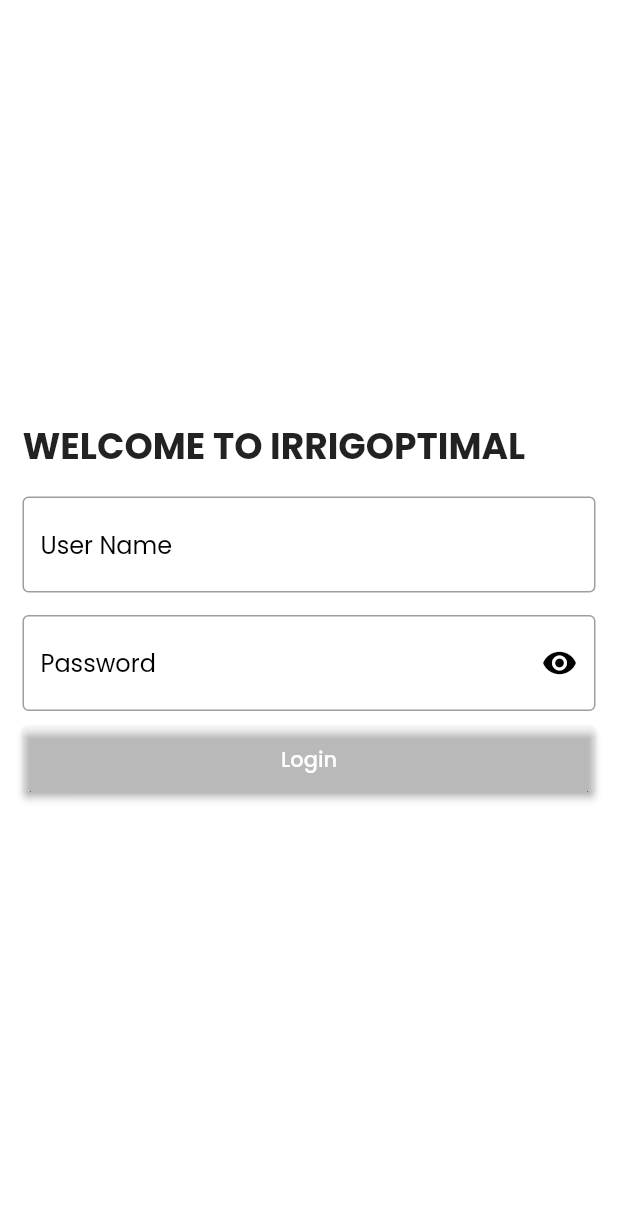
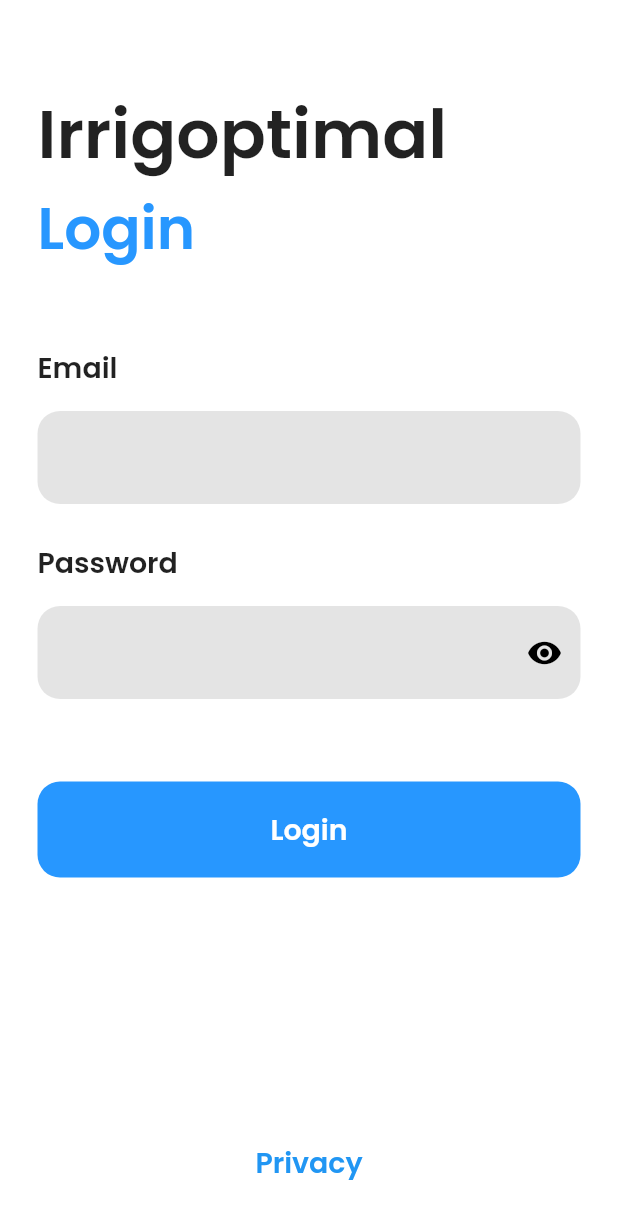
Before and after one commit to suleyman735/irrigoptimal, a Flutter app: the screen it shows after launch, on a phone screen of 412 x 824 dp. Shown: the top 1219 px of the screen. Run offline on Flutter 3.47's test engine with Material 2 defaults, Android fonts, the phone set to English and light mode, and no system bars.

Commit message:
Style dart

```diff
--- a/lib/Screens/login.dart
+++ b/lib/Screens/login.dart
@@ -1,10 +1,13 @@
 import 'package:flutter/material.dart';
+import 'package:irrigoptimal/constant/style.dart';
 
+import '../Widgets/button.dart';
 import '../Widgets/changescreen.dart';
 import '../Widgets/mylogin_password.dart';
 import '../Widgets/myloginbutton.dart';
 import '../Widgets/myloginfield.dart';
 import '../Widgets/register.dart';
+import '../main.dart';
 
 class LoginPage extends StatefulWidget {
   const LoginPage({Key? key}) : super(key: key);
@@ -14,40 +17,146 @@ class LoginPage extends StatefulWidget {
 }
 
 class _LoginPageState extends State<LoginPage> {
+
+
+  double getWidthFormContainer(){
+
+    if(style.deviceWidth > 700){
+
+      return style.deviceWidth*0.7;
+
+    }else{
+
+      return style.deviceWidth*1;
+
+    }
+
+  }
+
+  double getHeightTitleContainer(){
+
+    if(style.isLandscape){
+      if(style.deviceWidth > 700)
+        return 0.30;
+      else
+        return 0.43;
+
+    }else{
+      return 0.25;
+    }
+  }
+
+  double getHeightFormContainer(double height){
+
+    if(style.isLandscape){
+      return 570;
+    }else{
+      return height*0.75;
+    }
+  }
+
+
   String? email;
   String? password;
   bool obserText = true;
   @override
   Widget build(BuildContext context) {
+
+    final mediaquery = MediaQuery.of(context);
+    style.isLandscape = mediaquery.orientation == Orientation.landscape;
+    style.deviceWidth = mediaquery.size.width;
+    double deviceHeight = mediaquery.size.height - mediaquery.padding.top;
+
+
+    if(style.isLandscape)
+      style.textScale = mediaquery.size.width * 0.01;
+    else
+      style.textScale = mediaquery.size.height * 0.01;
+
+
     return Scaffold(
-      backgroundColor: Theme.of(context).primaryColor,
+
+
+      backgroundColor: style.backgroundColor,
       body: SafeArea(
-        child: Center(
-          child: Padding(
-            padding: const EdgeInsets.all(15.0),
+        child: SingleChildScrollView(
+
+          child:
+
+          Row(
+            mainAxisAlignment: MainAxisAlignment.center,
+            children: [
+
+              Container(
+                width: getWidthFormContainer(),
                 child: Column(
-              mainAxisAlignment: MainAxisAlignment.center,
+
+                  mainAxisAlignment: MainAxisAlignment.start,
+
+                  children: [
+
+
+
+                    Container(
+
+                      height: deviceHeight*getHeightTitleContainer(),
+                      width: double.infinity,
+                      padding: EdgeInsets.all(25) ,
+                      child: Column(
+
+
+                        mainAxisAlignment: MainAxisAlignment.end,
                         crossAxisAlignment: CrossAxisAlignment.start,
+
                         children: [
-                const Text(
-                  'WELCOME TO IRRIGOPTIMAL ',
+
+                          Text(
+                            'Irrigoptimal',
                             style: TextStyle(
-                    fontSize: 24,
-                    fontWeight: FontWeight.bold,
+                              fontWeight: FontWeight.w600,
+                              fontSize: style.getTextSize(style.textScale, 40.0+15),
                             ),
                           ),
+                          Text(
+                            'Login',
+                            style: TextStyle(
+                              fontSize: style.getTextSize(style.textScale, 32+15),
+                              fontWeight: FontWeight.w600,
+                              color: style.accentColor,
+                            ),
+                          ),
+                        ],
+
+                      ),
+
+
+                    ),
+                    Container(
+
+                      height: getHeightFormContainer(deviceHeight),
+                      width: double.infinity,
+
+                      padding: EdgeInsets.all(25) ,
+
+                        child: Column(
+
+                          children: [
+
+                            MyLoginFormField(
+                              name: 'Email',
+                              fontSize: style.getTextSize(style.textScale, 8+15),
+                            ),
+
                             const SizedBox(
-                  height: 15,
+
+                              height: 25,
+
                             ),
-                const MyLoginFormField(
-                  name: 'User Name',
-                ),
-                const SizedBox(
-                  height: 15,
-                ),
+
                             PasswordLoginField(
                               obserText: obserText,
                               name: "Password",
+                              fontSize: style.getTextSize(style.textScale, 8+15),
                               validator: (value) {
                                 if (value == "") {
                                   return "Please Fill Password";
@@ -68,31 +177,49 @@ class _LoginPageState extends State<LoginPage> {
                                 });
                               },
                             ),
+
                             const SizedBox(
-                  height: 10,
+
+                              height: 55,
+
                             ),
-                MyLoginButton(
-                  onPressed: () {
-                    //vaildation();
-                    print('object');
-                  },
-                  name: 'Login',
+
+                          Button(),
+
+                            Expanded(
+
+                              child: Column(
+
+                                mainAxisAlignment: MainAxisAlignment.end,
+                                crossAxisAlignment: CrossAxisAlignment.start,
+                                children: [
+
+                                  TextButton(onPressed: (){}, child: Text('Privacy', style: TextStyle(fontSize: style.getTextSize(style.textScale, 8+15), fontWeight: FontWeight.w600),),),
+
+                                ],
+
                               ),
-                const SizedBox(
-                  height: 15,
                             ),
-                // ChangeScreen(
-                //     name: 'Join Us',
-                //     whichAccount: 'You have no account',
-                //     onTap: () {
-                //       Navigator.of(context).pushReplacement(
-                //         MaterialPageRoute(
-                //             builder: (ctx) => const RegisterPage()),
-                //       );
-                //     })
+
+                          ],
+
+
+
+
+                        ),
+
+
+
+                    )
+                  ],
+
+                ),
+              ),
             ],
           ),
-          ),
+
+
+
         ),
       ),
     );
--- /dev/null
+++ b/lib/Widgets/button.dart
@@ -0,0 +1,23 @@
+import 'package:flutter/material.dart';
+
+import '../main.dart';
+
+class Button extends StatelessWidget {
+  const Button({super.key});
+
+
+  @override
+  Widget build(BuildContext context) {
+    return ElevatedButton(onPressed: (){}, style: ElevatedButton.styleFrom(
+      primary: style.accentColor,
+      onPrimary: Colors.white,
+      //shadowColor: Colors.greenAccent,
+      elevation: 0,
+      padding: EdgeInsets.all(18),
+      shape: RoundedRectangleBorder(
+          borderRadius: BorderRadius.circular(15.0)),
+      minimumSize: Size(double.infinity, 60),
+    ),  child: Text('Login', style: TextStyle(fontSize: style.getTextSize(style.textScale, 8+15),fontWeight: FontWeight.w600),));
+
+  }
+}
--- a/lib/Widgets/mylogin_password.dart
+++ b/lib/Widgets/mylogin_password.dart
@@ -1,9 +1,13 @@
 import 'package:flutter/material.dart';
+
+import '../main.dart';
+
 
 class PasswordLoginField extends StatelessWidget {
   final bool obserText;
   final Function validator;
   final String name;
+  final double fontSize;
   final VoidCallback onTap;
   final ValueChanged<String>? onChanged;
 
@@ -13,24 +17,48 @@ class PasswordLoginField extends StatelessWidget {
       required this.obserText,
       required this.validator,
       required this.name,
+      required this.fontSize,
       required this.onChanged});
 
   @override
   Widget build(BuildContext context) {
-    return TextFormField(
+    return Column(
+
+      crossAxisAlignment: CrossAxisAlignment.start,
+
+
+      children: [
+
+        Text(name, style: TextStyle(fontSize: fontSize, fontWeight: FontWeight.w600),),
+
+        SizedBox(height: 15,),
+
+
+        TextFormField(
           obscureText: obserText,
           onChanged: onChanged,
+          style: TextStyle(fontSize: fontSize-3),
           decoration: InputDecoration(
-        border: OutlineInputBorder(),
-        hintText: name,
+            border: OutlineInputBorder(
+              borderRadius: BorderRadius.circular(15.0),
+              borderSide: const BorderSide(
+                width: 0,
+                style: BorderStyle.none,
+              ),
+            ),
+            filled: true,
+            fillColor: style.inputFieldColor,
+            hintStyle: const TextStyle(color: Colors.black),
+
             suffixIcon: GestureDetector(
               onTap: onTap,
               child: Icon(
                   obserText == true ? Icons.visibility : Icons.visibility_off,
-              color: Colors.black),
+                  color: Colors.black, ),
             ),
-        hintStyle: TextStyle(color: Colors.black),
           ),
+        ),
+      ],
     );
   }
 }
--- a/lib/Widgets/myloginfield.dart
+++ b/lib/Widgets/myloginfield.dart
@@ -1,16 +1,30 @@
 import 'package:flutter/material.dart';
+
+import '../main.dart';
 
 class MyLoginFormField extends StatelessWidget {
   final Function? validator;
   final Function? onChanged;
   final String name;
+  final double fontSize;
 
   const MyLoginFormField(
-      {super.key, required this.name, this.validator, this.onChanged});
+      {super.key, required this.name, required this.fontSize, this.validator, this.onChanged});
 
   @override
   Widget build(BuildContext context) {
-    return TextFormField(
+    return
+      Column(
+
+        crossAxisAlignment: CrossAxisAlignment.start,
+
+        children: [
+
+          Text(name, style: TextStyle(fontSize: fontSize, fontWeight: FontWeight.w600),),
+
+          SizedBox(height: 15,),
+
+          TextFormField(
           validator: (value) {
             if (value == "") {
               return "Please Fill Your Login";
@@ -19,12 +33,26 @@ class MyLoginFormField extends StatelessWidget {
             }
             return "";
           },
+          style: TextStyle(fontSize: fontSize-3),
           decoration: InputDecoration(
-        border: const OutlineInputBorder(),
+            border: OutlineInputBorder(
+              borderRadius: BorderRadius.circular(15.0),
+              borderSide: const BorderSide(
+                width: 0,
+                style: BorderStyle.none,
+              ),
+            ),
+            filled: true,
+            fillColor: style.inputFieldColor,
             hintStyle: const TextStyle(color: Colors.black),
-        hintText: name,
+
+            //hintText: name,
           ),
+
+
           // onChanged: onChanged,
+    ),
+        ],
       );
   }
 }
--- /dev/null
+++ b/lib/constant/style.dart
@@ -0,0 +1,23 @@
+
+
+import 'package:flutter/material.dart';
+
+class Style{
+
+  //colors
+  Color backgroundColor = Colors.white;
+  Color inputFieldColor = const Color(0xB4D9D9D9);
+  Color accentColor = const Color(0xFF2797FF);
+
+  //device settings
+  late bool isLandscape;
+  late double deviceWidth;
+  late double textScale;
+
+  //adaptive text
+  double getTextSize(double scale,double size){
+    double calc=size/10;
+    return scale *calc;
+  }
+
+}
--- a/lib/main.dart
+++ b/lib/main.dart
@@ -2,10 +2,14 @@ import 'package:flutter/material.dart';
 
 import 'Screens/login.dart';
 import 'Widgets/register.dart';
+import 'constant/style.dart';
 
 void main() {
   runApp(const MyApp());
 }
+
+Style style = new Style();
+
 
 class MyApp extends StatelessWidget {
   const MyApp({Key? key}) : super(key: key);
@@ -15,9 +19,7 @@ class MyApp extends StatelessWidget {
     return MaterialApp(
       theme: ThemeData(
           fontFamily: 'Poppins',
-          primaryColor: Colors.white,
-          colorScheme: ColorScheme.fromSwatch()
-              .copyWith(secondary: const Color(0x2797FF))),
+      ),
       home: LoginPage(),
     );
   }
```
Also changed, not shown: pubspec.lock. Lines whose indentation alone changed are shown as unchanged.
